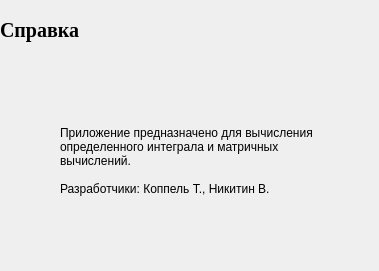
Old version of the form help.ui in the repository moevm/gui-1h2018-27.
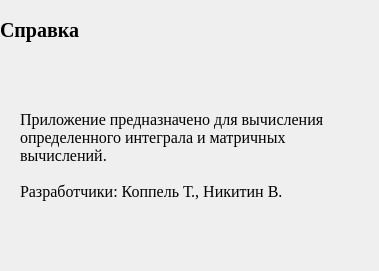
New version of the form.

```diff
--- a/help.ui
+++ b/help.ui
@@ -49,12 +49,18 @@
   <widget class="QLabel" name="label_2">
    <property name="geometry">
     <rect>
-     <x>60</x>
+     <x>20</x>
      <y>90</y>
-     <width>261</width>
-     <height>141</height>
+     <width>341</width>
+     <height>131</height>
     </rect>
    </property>
+   <property name="font">
+    <font>
+     <family>Times New Roman</family>
+     <pointsize>12</pointsize>
+    </font>
+   </property>
    <property name="autoFillBackground">
     <bool>true</bool>
    </property>
```
Left out of the diff: 2 changed lines with no effect on the pictures.
